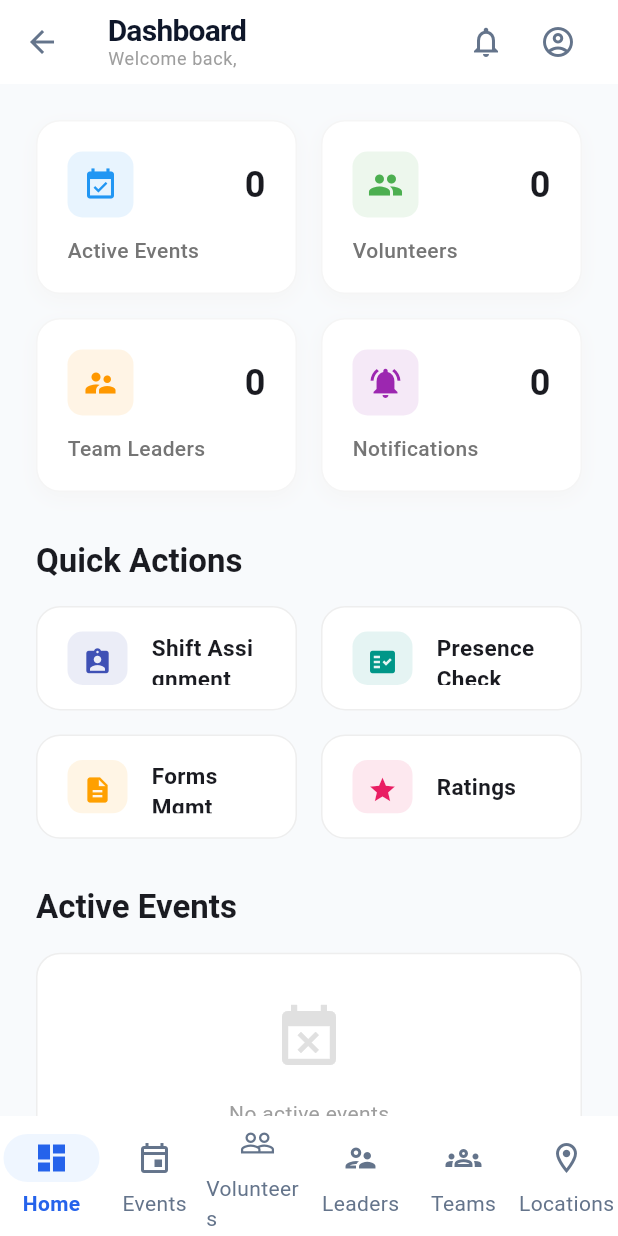
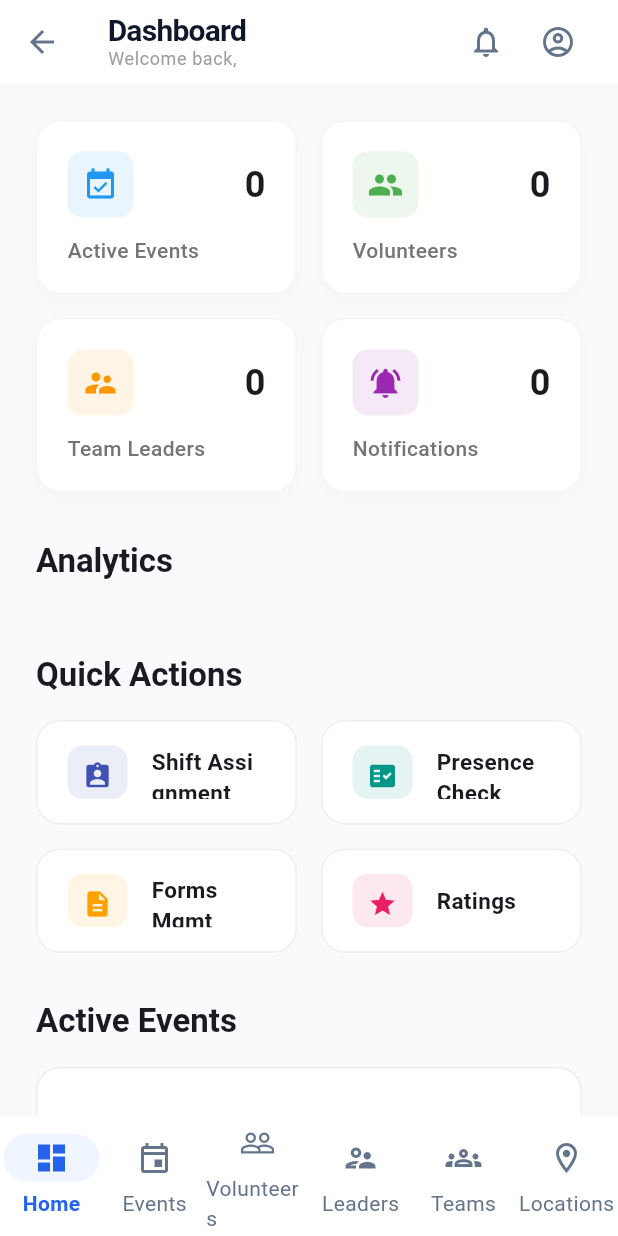
Before and after one commit to Azimuth-IQ/Azimuth-VMS, a Flutter app: the AdminDashboard screen opened directly, on a phone screen of 412 x 824 dp. Run offline on Flutter 3.47's test engine with Material 3 defaults, Android fonts, the phone set to English and light mode, and no system bars; our stand-ins replace firebase_auth, firebase_core, firebase_database, firebase_messaging, firebase_storage, google_maps_flutter and 1 more; missing offline and left inert: dart:html, syncfusion_flutter_pdf; accounts and stored records are empty; statements that could not run were skipped.

Commit message:
Fix Admin Dashboard: Route name, Side Nav labels, Add Analytics Graph

```diff
--- a/lib/UI/AdminScreens/AdminDashboard.dart
+++ b/lib/UI/AdminScreens/AdminDashboard.dart
@@ -2,6 +2,7 @@ import 'package:azimuth_vms/Providers/EventsProvider.dart';
 import 'package:azimuth_vms/Providers/NotificationsProvider.dart';
 import 'package:azimuth_vms/Providers/TeamLeadersProvider.dart';
 import 'package:azimuth_vms/Providers/VolunteersProvider.dart';
+import 'package:azimuth_vms/Providers/TeamsProvider.dart';
 import 'package:azimuth_vms/UI/AdminScreens/EventsMgmt.dart';
 import 'package:azimuth_vms/UI/AdminScreens/LocationsMgmt.dart';
 import 'package:azimuth_vms/UI/AdminScreens/TeamLeadersMgmt.dart';
@@ -36,6 +37,7 @@ class _AdminDashboardState extends State<AdminDashboard> {
       context.read<EventsProvider>().loadEvents();
       context.read<VolunteersProvider>().loadVolunteers();
       context.read<TeamLeadersProvider>().loadTeamLeaders();
+      context.read<TeamsProvider>().loadTeams();
     });
   }
 
@@ -61,13 +63,13 @@ class _AdminDashboardState extends State<AdminDashboard> {
                 NavigationRail(
                   selectedIndex: _selectedIndex,
                   onDestinationSelected: (index) => setState(() => _selectedIndex = index),
-                  labelType: NavigationRailLabelType.all,
+                  labelType: NavigationRailLabelType.none,
                   leading: Padding(
                     padding: const EdgeInsets.symmetric(vertical: 24),
                     child: CircleAvatar(
-                      radius: 24,
+                      radius: 20,
                       backgroundColor: Theme.of(context).colorScheme.primaryContainer,
-                      child: Icon(Icons.admin_panel_settings, color: Theme.of(context).colorScheme.primary),
+                      child: Icon(Icons.admin_panel_settings, color: Theme.of(context).colorScheme.primary, size: 20),
                     ),
                   ),
                   destinations: const [
@@ -204,6 +206,7 @@ class _DashboardHome extends StatelessWidget {
           context.read<EventsProvider>().loadEvents();
           context.read<VolunteersProvider>().loadVolunteers();
           context.read<TeamLeadersProvider>().loadTeamLeaders();
+          context.read<TeamsProvider>().loadTeams();
           context.read<NotificationsProvider>().loadNotifications(userPhone);
         },
         child: SingleChildScrollView(
@@ -213,6 +216,10 @@ class _DashboardHome extends StatelessWidget {
             crossAxisAlignment: CrossAxisAlignment.start,
             children: [
               _buildStatsRow(context),
+              const SizedBox(height: 32),
+              Text('Analytics', style: Theme.of(context).textTheme.titleLarge?.copyWith(fontWeight: FontWeight.bold)),
+              const SizedBox(height: 16),
+              _buildAnalyticsSection(context),
               const SizedBox(height: 32),
               Text('Quick Actions', style: Theme.of(context).textTheme.titleLarge?.copyWith(fontWeight: FontWeight.bold)),
               const SizedBox(height: 16),
@@ -225,6 +232,71 @@ class _DashboardHome extends StatelessWidget {
           ),
         ),
       ),
+    );
+  }
+
+  Widget _buildAnalyticsSection(BuildContext context) {
+    return Consumer<TeamsProvider>(
+      builder: (context, provider, _) {
+        if (provider.isLoading) return const Center(child: CircularProgressIndicator());
+        if (provider.teams.isEmpty) return const SizedBox.shrink();
+
+        // Prepare data: Top 5 teams by member count
+        final teams = List.of(provider.teams);
+        teams.sort((a, b) => b.memberIds.length.compareTo(a.memberIds.length));
+        final topTeams = teams.take(5).toList();
+        final maxMembers = topTeams.isNotEmpty ? topTeams.first.memberIds.length : 1;
+
+        return Container(
+          padding: const EdgeInsets.all(24),
+          decoration: BoxDecoration(
+            color: Colors.white,
+            borderRadius: BorderRadius.circular(16),
+            border: Border.all(color: Colors.grey.shade200),
+          ),
+          child: Column(
+            crossAxisAlignment: CrossAxisAlignment.start,
+            children: [
+              const Text('Volunteers per Team (Top 5)', style: TextStyle(fontSize: 16, fontWeight: FontWeight.w600)),
+              const SizedBox(height: 24),
+              SizedBox(
+                height: 200,
+                child: Row(
+                  crossAxisAlignment: CrossAxisAlignment.end,
+                  mainAxisAlignment: MainAxisAlignment.spaceAround,
+                  children: topTeams.map((team) {
+                    final heightFactor = team.memberIds.length / maxMembers;
+                    return Expanded(
+                      child: Column(
+                        mainAxisAlignment: MainAxisAlignment.end,
+                        children: [
+                          Tooltip(
+                            message: '${team.memberIds.length} members',
+                            child: Container(
+                              height: 150 * heightFactor,
+                              width: 30,
+                              decoration: BoxDecoration(
+                                color: Theme.of(context).colorScheme.primary.withOpacity(0.8),
+                                borderRadius: const BorderRadius.vertical(top: Radius.circular(8)),
+                              ),
+                            ),
+                          ),
+                          const SizedBox(height: 8),
+                          Text(
+                            team.name.length > 8 ? '${team.name.substring(0, 6)}..' : team.name,
+                            style: TextStyle(fontSize: 12, color: Colors.grey.shade600),
+                            textAlign: TextAlign.center,
+                          ),
+                        ],
+                      ),
+                    );
+                  }).toList(),
+                ),
+              ),
+            ],
+          ),
+        );
+      },
     );
   }
 
@@ -276,7 +348,7 @@ class _DashboardHome extends StatelessWidget {
   Widget _buildQuickActionsGrid(BuildContext context) {
     final actions = [
       _QuickAction(title: 'Shift Assignment', icon: Icons.assignment_ind, color: Colors.indigo, onTap: () => Navigator.pushNamed(context, '/shift-assignment')),
-      _QuickAction(title: 'Presence Check', icon: Icons.fact_check, color: Colors.teal, onTap: () => Navigator.pushNamed(context, '/presence-check')),
+      _QuickAction(title: 'Presence Check', icon: Icons.fact_check, color: Colors.teal, onTap: () => Navigator.pushNamed(context, '/presence-check-admin')),
       _QuickAction(title: 'Forms Mgmt', icon: Icons.description, color: Colors.amber.shade700, onTap: () => Navigator.pushNamed(context, '/form-mgmt')),
       _QuickAction(title: 'Ratings', icon: Icons.star, color: Colors.pink, onTap: () => Navigator.pushNamed(context, '/volunteer-rating')),
     ];
```
